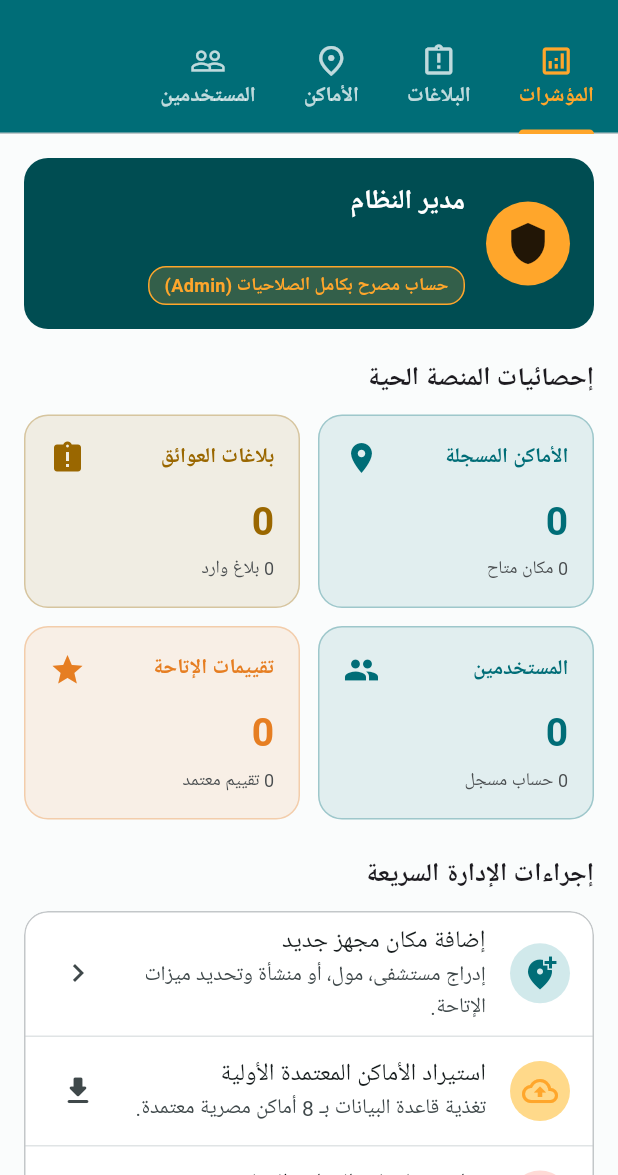
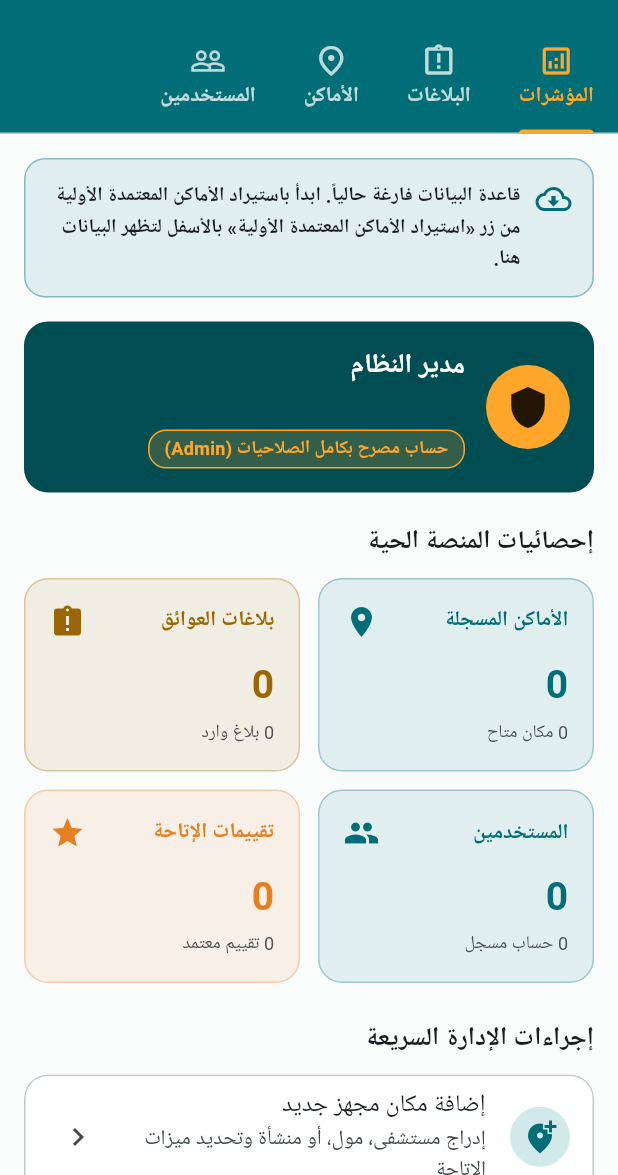
Before and after one commit to Abdulrahman-Mady/ONEWAY, a Flutter app: the AdminDashboardPage screen opened directly, on a phone screen of 412 x 824 dp, the part 61-1236 px from its top. Run offline on Flutter 3.47's test engine with Material 3 defaults, Android fonts, the phone set to English and light mode, and no system bars; our stand-ins replace auto_size_text, cached_network_image, cloud_firestore, cloud_functions, connectivity_plus, dropdown_button2 and 23 more; missing offline and left inert: json_path, pointer_interceptor; accounts and stored records are empty; Roboto replaces fonts that are missing (Cairo).

Commit message:
feat(admin): self-explaining dashboard when rules or data are missing
The dashboard already had live stats, moderation, places and user tabs - it
looked EMPTY because the old Firestore rules in the console silently zeroed
or errored every stream, and the database has no seeded data yet.

- Overview now opens with a contextual setup card: it detects permission
  errors (old rules still in console - paste firestore.rules + Publish) or
  an empty places collection (seed from the import action below) and
  disappears on its own once things are healthy.
- Stat cards now show a loading spinner while connecting and a clear
  'check Firestore rules' state on permission errors instead of a silent 0.
- The seed-failure message now points at the console role edit instead of
  the /admin/setup page, which needs undeployable Cloud Functions.

```diff
--- a/lib/features/admin/admin_dashboard_page.dart
+++ b/lib/features/admin/admin_dashboard_page.dart
@@ -113,8 +113,9 @@ class _OverviewTabState extends State<_OverviewTab> {
     } on FirebaseException catch (error) {
       if (mounted) {
         setState(() => _seedingMessage = error.code == 'permission-denied'
-            ? 'الحساب الحالي ليس له صلاحية الأدمن في Firestore بعد. '
-                'فعّل دور الأدمن من صفحة /admin/setup ثم أعد تحميل التطبيق.'
+            ? 'الحساب ليس له صلاحية الأدمن في قواعد Firestore بعد. '
+                'الصق أحدث firestore.rules في تبويب Rules بالكونسول وتأكد أن '
+                'دور حسابك superAdmin ثم أعد المحاولة.'
             : 'خطأ أثناء الاستيراد: ${error.message ?? error.code}');
       }
     } catch (e) {
@@ -132,6 +133,9 @@ class _OverviewTabState extends State<_OverviewTab> {
     return ListView(
       padding: const EdgeInsets.all(16),
       children: [
+        // First-run setup hint (disappears once places exist and rules allow reads)
+        const _SetupHintCard(),
+
         // Admin Greeting & Role Badge
         Card(
           color: theme.primaryDark,
@@ -333,6 +337,65 @@ class _OverviewTabState extends State<_OverviewTab> {
   }
 }
 
+/// Shows a contextual setup hint at the top of the overview tab:
+/// old Firestore rules still live in the console, or the places collection
+/// is still empty. Renders nothing when everything is fine.
+class _SetupHintCard extends StatelessWidget {
+  const _SetupHintCard();
+
+  @override
+  Widget build(BuildContext context) {
+    final theme = FlutterFlowTheme.of(context);
+    return StreamBuilder<QuerySnapshot>(
+      stream: PlacesRecord.collection.limit(1).snapshots(),
+      builder: (context, snapshot) {
+        String? message;
+        IconData icon = Icons.rule_folder_outlined;
+        Color color = theme.warning;
+        if (snapshot.hasError) {
+          message =
+              'قواعد Firestore القديمة ما زالت مطبقة في الكونسول، لذلك تظهر الصفحة فارغة. '
+              'الصق محتوى ملف firestore.rules من المشروع في تبويب Firestore > Rules ثم اضغط Publish.';
+        } else if (snapshot.hasData && snapshot.data!.docs.isEmpty) {
+          icon = Icons.cloud_download_outlined;
+          color = theme.info;
+          message =
+              'قاعدة البيانات فارغة حالياً. ابدأ باستيراد الأماكن المعتمدة الأولية '
+              'من زر «استيراد الأماكن المعتمدة الأولية» بالأسفل لتظهر البيانات هنا.';
+        }
+        if (message == null) return const SizedBox.shrink();
+        return Container(
+          margin: const EdgeInsets.only(bottom: 16),
+          padding: const EdgeInsets.all(14),
+          decoration: BoxDecoration(
+            color: color.withValues(alpha: 0.1),
+            borderRadius: BorderRadius.circular(14),
+            border: Border.all(color: color.withValues(alpha: 0.4)),
+          ),
+          child: Row(
+            crossAxisAlignment: CrossAxisAlignment.start,
+            children: [
+              Icon(icon, color: color, size: 24),
+              const SizedBox(width: 10),
+              Expanded(
+                child: Text(
+                  message,
+                  style: TextStyle(
+                    fontSize: 13,
+                    height: 1.6,
+                    fontWeight: FontWeight.w600,
+                    color: theme.primaryText,
+                  ),
+                ),
+              ),
+            ],
+          ),
+        );
+      },
+    );
+  }
+}
+
 class _StatCard extends StatelessWidget {
   const _StatCard({
     required this.title,
@@ -356,6 +419,8 @@ class _StatCard extends StatelessWidget {
     return StreamBuilder<QuerySnapshot>(
       stream: stream,
       builder: (context, snapshot) {
+        final hasError = snapshot.hasError;
+        final isLoading = !snapshot.hasData && !hasError;
         final count = snapshot.hasData ? snapshot.data!.docs.length : 0;
         return InkWell(
           onTap: onTap,
@@ -385,6 +450,15 @@ class _StatCard extends StatelessWidget {
                   ],
                 ),
                 const SizedBox(height: 12),
+                if (hasError)
+                  Icon(Icons.sync_problem_rounded, color: theme.error, size: 26)
+                else if (isLoading)
+                  SizedBox.square(
+                    dimension: 22,
+                    child: CircularProgressIndicator(
+                        strokeWidth: 2.5, color: color),
+                  )
+                else
                   Text(
                     '$count',
                     style: TextStyle(
@@ -395,7 +469,7 @@ class _StatCard extends StatelessWidget {
                   ),
                 const SizedBox(height: 4),
                 Text(
-                  subtitle(count),
+                  hasError ? 'تحقق من قواعد Firestore' : subtitle(count),
                   style: TextStyle(fontSize: 12, color: theme.secondaryText),
                 ),
               ],
```
Lines whose indentation alone changed are shown as unchanged.
